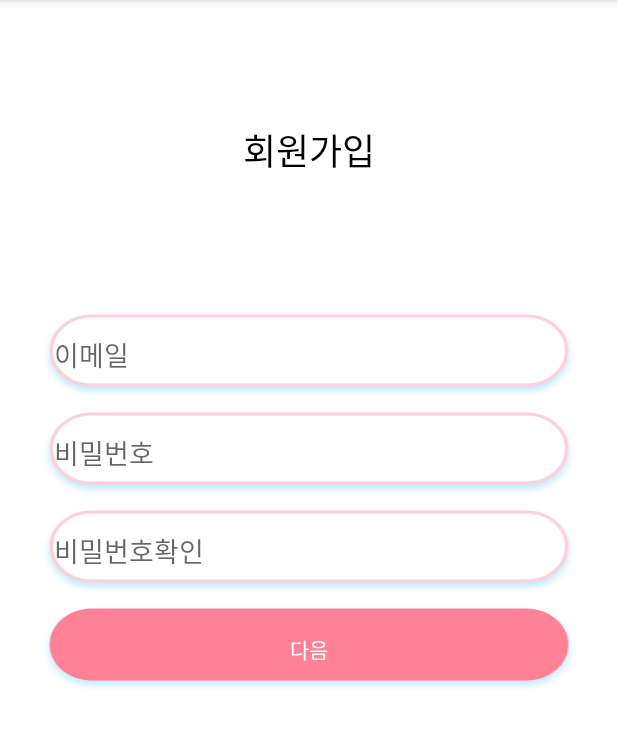
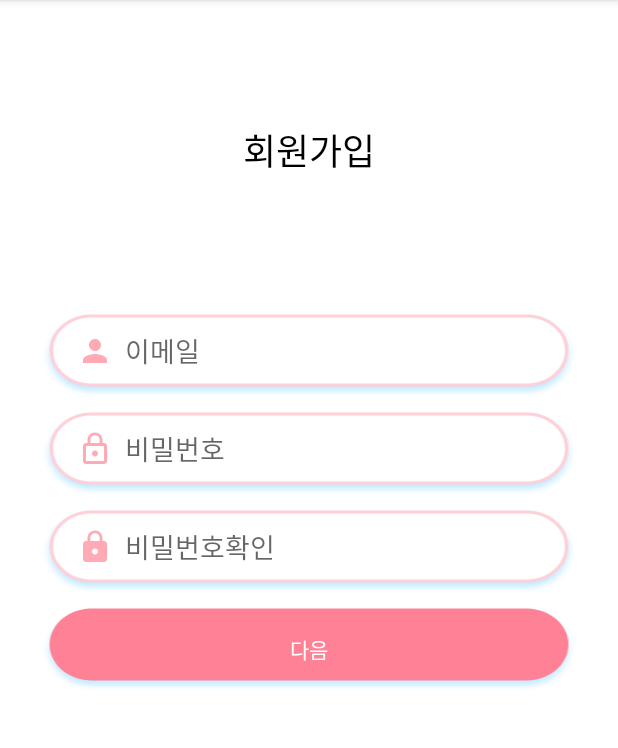
Before and after one commit to SWcapstone-2020/ClothesC, an Android app: the SignUpActivity screen opened directly, with no data from a screen before it, on a phone screen of 412 x 824 dp, the part 84-832 px from its top. Run offline under Robolectric (Android 15) with nearby library versions, the phone set to English and light mode, and no system bars; our stand-ins replace Firebase (no records; nobody signed in at launch, a user with empty details on screens opened directly).

Commit message:
로그인화면 힌트텍스트에 패딩값 주고 아이코 입힘

```diff
--- /dev/null
+++ b/clothesC/app/src/main/res/drawable/ic_email_blue_24dp.xml
@@ -0,0 +1,5 @@
+<vector android:height="24dp" android:tint="#6ECCFF"
+    android:viewportHeight="24.0" android:viewportWidth="24.0"
+    android:width="24dp" xmlns:android="http://schemas.android.com/apk/res/android">
+    <path android:fillColor="#FF000000" android:pathData="M20,4L4,4c-1.1,0 -1.99,0.9 -1.99,2L2,18c0,1.1 0.9,2 2,2h16c1.1,0 2,-0.9 2,-2L22,6c0,-1.1 -0.9,-2 -2,-2zM20,8l-8,5 -8,-5L4,6l8,5 8,-5v2z"/>
+</vector>
--- /dev/null
+++ b/clothesC/app/src/main/res/drawable/ic_lock_blue_24dp.xml
@@ -0,0 +1,5 @@
+<vector android:height="24dp" android:tint="#6ECCFF"
+    android:viewportHeight="24.0" android:viewportWidth="24.0"
+    android:width="24dp" xmlns:android="http://schemas.android.com/apk/res/android">
+    <path android:fillColor="#FF000000" android:pathData="M18,8h-1L17,6c0,-2.76 -2.24,-5 -5,-5S7,3.24 7,6v2L6,8c-1.1,0 -2,0.9 -2,2v10c0,1.1 0.9,2 2,2h12c1.1,0 2,-0.9 2,-2L20,10c0,-1.1 -0.9,-2 -2,-2zM12,17c-1.1,0 -2,-0.9 -2,-2s0.9,-2 2,-2 2,0.9 2,2 -0.9,2 -2,2zM15.1,8L8.9,8L8.9,6c0,-1.71 1.39,-3.1 3.1,-3.1 1.71,0 3.1,1.39 3.1,3.1v2z"/>
+</vector>
--- /dev/null
+++ b/clothesC/app/src/main/res/drawable/ic_lock_outline_pink_24dp.xml
@@ -0,0 +1,5 @@
+<vector android:height="24dp" android:tint="#FFAAB5"
+    android:viewportHeight="24.0" android:viewportWidth="24.0"
+    android:width="24dp" xmlns:android="http://schemas.android.com/apk/res/android">
+    <path android:fillColor="#FF000000" android:pathData="M12,17c1.1,0 2,-0.9 2,-2s-0.9,-2 -2,-2 -2,0.9 -2,2 0.9,2 2,2zM18,8h-1L17,6c0,-2.76 -2.24,-5 -5,-5S7,3.24 7,6v2L6,8c-1.1,0 -2,0.9 -2,2v10c0,1.1 0.9,2 2,2h12c1.1,0 2,-0.9 2,-2L20,10c0,-1.1 -0.9,-2 -2,-2zM8.9,6c0,-1.71 1.39,-3.1 3.1,-3.1s3.1,1.39 3.1,3.1v2L8.9,8L8.9,6zM18,20L6,20L6,10h12v10z"/>
+</vector>
--- /dev/null
+++ b/clothesC/app/src/main/res/drawable/ic_lock_pink_24dp.xml
@@ -0,0 +1,5 @@
+<vector android:height="24dp" android:tint="#FFAAB5"
+    android:viewportHeight="24.0" android:viewportWidth="24.0"
+    android:width="24dp" xmlns:android="http://schemas.android.com/apk/res/android">
+    <path android:fillColor="#FF000000" android:pathData="M18,8h-1L17,6c0,-2.76 -2.24,-5 -5,-5S7,3.24 7,6v2L6,8c-1.1,0 -2,0.9 -2,2v10c0,1.1 0.9,2 2,2h12c1.1,0 2,-0.9 2,-2L20,10c0,-1.1 -0.9,-2 -2,-2zM12,17c-1.1,0 -2,-0.9 -2,-2s0.9,-2 2,-2 2,0.9 2,2 -0.9,2 -2,2zM15.1,8L8.9,8L8.9,6c0,-1.71 1.39,-3.1 3.1,-3.1 1.71,0 3.1,1.39 3.1,3.1v2z"/>
+</vector>
--- /dev/null
+++ b/clothesC/app/src/main/res/drawable/ic_person_blue_24dp.xml
@@ -0,0 +1,5 @@
+<vector android:height="24dp" android:tint="#6ECCFF"
+    android:viewportHeight="24.0" android:viewportWidth="24.0"
+    android:width="24dp" xmlns:android="http://schemas.android.com/apk/res/android">
+    <path android:fillColor="#FF000000" android:pathData="M12,12c2.21,0 4,-1.79 4,-4s-1.79,-4 -4,-4 -4,1.79 -4,4 1.79,4 4,4zM12,14c-2.67,0 -8,1.34 -8,4v2h16v-2c0,-2.66 -5.33,-4 -8,-4z"/>
+</vector>
--- /dev/null
+++ b/clothesC/app/src/main/res/drawable/ic_person_pink_24dp.xml
@@ -0,0 +1,5 @@
+<vector android:height="24dp" android:tint="#FFAAB5"
+    android:viewportHeight="24.0" android:viewportWidth="24.0"
+    android:width="24dp" xmlns:android="http://schemas.android.com/apk/res/android">
+    <path android:fillColor="#FF000000" android:pathData="M12,12c2.21,0 4,-1.79 4,-4s-1.79,-4 -4,-4 -4,1.79 -4,4 1.79,4 4,4zM12,14c-2.67,0 -8,1.34 -8,4v2h16v-2c0,-2.66 -5.33,-4 -8,-4z"/>
+</vector>
--- a/clothesC/app/src/main/res/layout/activity_password_reset.xml
+++ b/clothesC/app/src/main/res/layout/activity_password_reset.xml
@@ -30,10 +30,13 @@
             android:ems="10"
             android:hint="이메일"
             android:inputType="textEmailAddress"
-            android:padding="10dp"
             android:background="@drawable/edit_find_pw"
             android:layout_gravity="center"
             android:layout_marginTop="60dp"
+            android:drawableLeft="@drawable/ic_email_blue_24dp"
+            android:paddingLeft="25dp"
+            android:paddingBottom="5dp"
+            android:drawablePadding="8dp"
             />
 
 
@@ -44,6 +47,7 @@
             android:text="보내기"
             android:background="@drawable/bt_find_pw"
             android:layout_gravity="center"
+            android:textColor="#ffffff"
             style="?android:attr/borderlessButtonStyle"
             />
 
--- a/clothesC/app/src/main/res/layout/activity_sign_up.xml
+++ b/clothesC/app/src/main/res/layout/activity_sign_up.xml
@@ -30,9 +30,12 @@
             android:ems="10"
             android:hint="이메일"
             android:inputType="textEmailAddress"
-            android:padding="10dp"
             android:background="@drawable/edit_singup"
             android:layout_gravity="center"
+            android:drawableLeft="@drawable/ic_person_pink_24dp"
+            android:paddingLeft="25dp"
+            android:paddingBottom="5dp"
+            android:drawablePadding="8dp"
             />
 
         <EditText
@@ -43,9 +46,13 @@
             android:ems="10"
             android:hint="비밀번호"
             android:inputType="textPassword"
-            android:padding="10dp"
             android:background="@drawable/edit_singup"
             android:layout_gravity="center"
+            android:drawableLeft="@drawable/ic_lock_outline_pink_24dp"
+            android:paddingLeft="25dp"
+            android:paddingBottom="5dp"
+            android:drawablePadding="8dp"
+
             />
 
         <EditText
@@ -56,9 +63,13 @@
             android:ems="10"
             android:hint="비밀번호확인"
             android:inputType="textPassword"
-            android:padding="10dp"
             android:background="@drawable/edit_singup"
-            android:layout_gravity="center"/>
+            android:layout_gravity="center"
+            android:drawableLeft="@drawable/ic_lock_pink_24dp"
+            android:paddingLeft="25dp"
+            android:paddingBottom="5dp"
+            android:drawablePadding="8dp"
+            />
 
 
         <!-- 버튼에 있던 style="@style/Widget.AppCompat.Button"-->
```
Also changed, not shown: clothesC/app/src/main/res/layout/activity_login.xml (+9 -5 lines).
